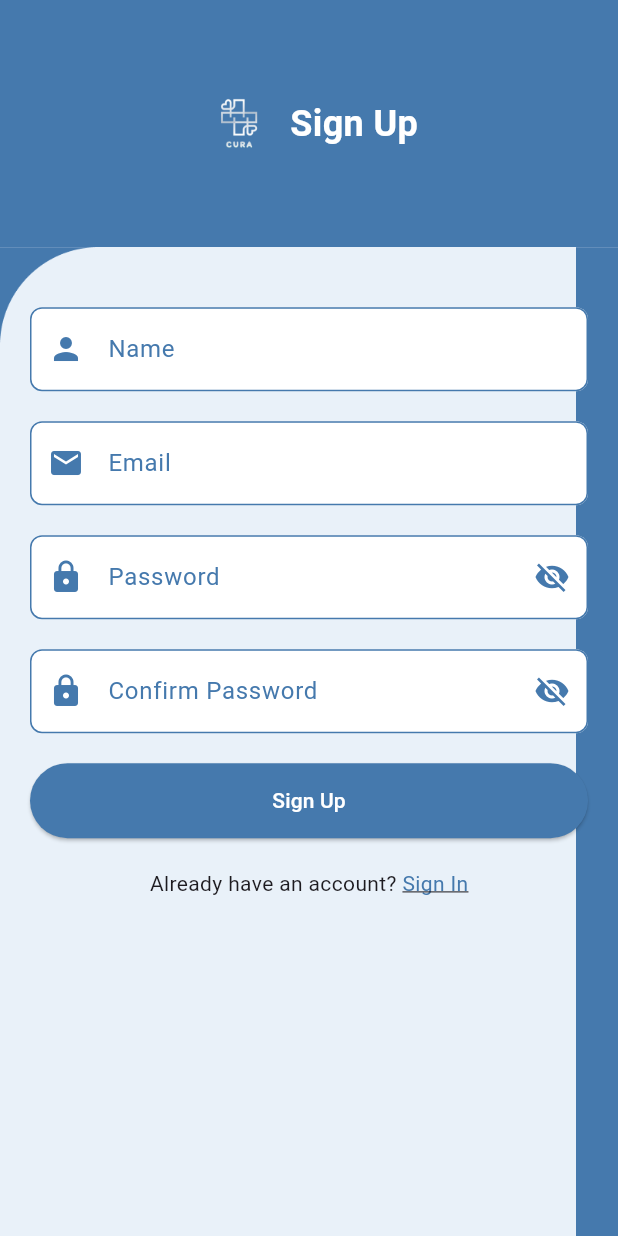
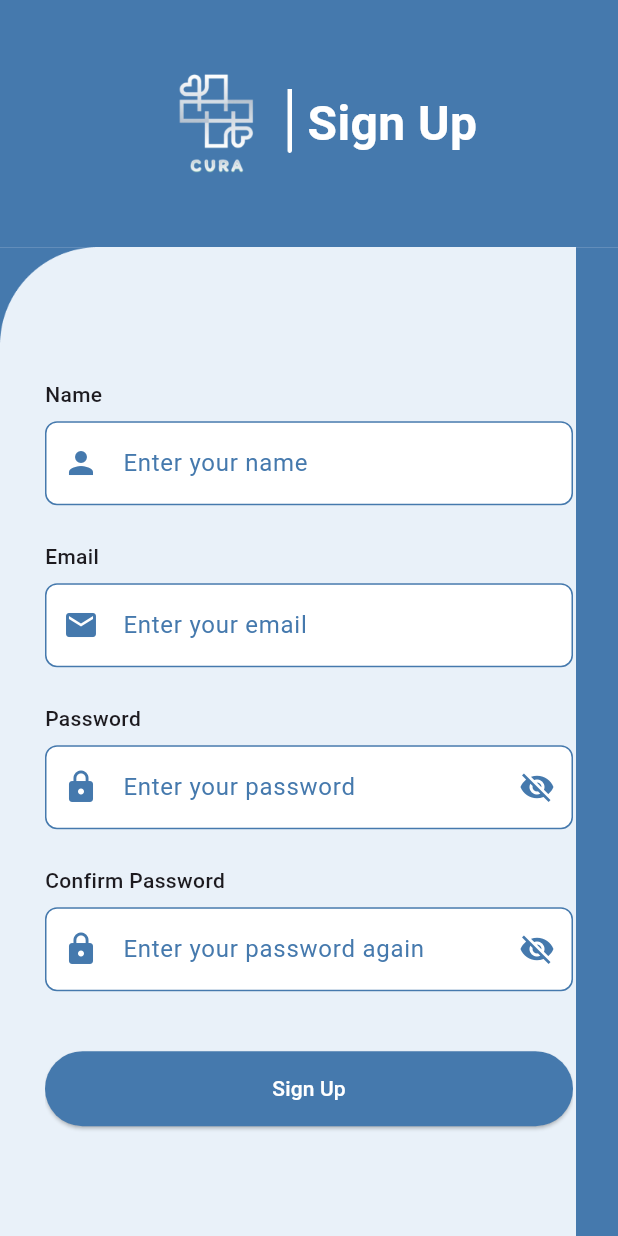
Before and after one commit to ShahdAlKordy/breclete_project, a Flutter app: the OnBoardingScreen3 screen opened directly, after a tap on "Start!", after a tap on "Login", after a tap on "Sign Up", on a phone screen of 412 x 824 dp. Run offline on Flutter 3.47's test engine with Material 3 defaults, Android fonts, the phone set to English and light mode, and no system bars.

Commit message:
onboaeding & sigm in sign up screens done.

```diff
--- a/lib/onboarding/onboarding1.dart
+++ b/lib/onboarding/onboarding1.dart
@@ -21,6 +21,7 @@ class OnBoardingScreen1 extends StatelessWidget {
         onSkip: () {
           Navigator.of(context).pushReplacement(MaterialPageRoute(builder: (_) => OnBoardingScreen3()));
         },
+        indecator: 'assets/images/indecator1.png',
       ),
     );
   }
--- a/lib/onboarding/onboarding2.dart
+++ b/lib/onboarding/onboarding2.dart
@@ -16,6 +16,7 @@ class OnBoardingScreen2 extends StatelessWidget {
           Navigator.of(context)
               .push(MaterialPageRoute(builder: (_) => OnBoardingScreen3()));
         },
+        indecator: 'assets/images/indecator2.png',
         onSkip: () {
           Navigator.of(context).pushReplacement(MaterialPageRoute(
               builder: (_) => OnBoardingScreen3())); // الانتقال لآخر صفحة
--- a/lib/onboarding/onboarding3.dart
+++ b/lib/onboarding/onboarding3.dart
@@ -18,6 +18,7 @@ class OnBoardingScreen3 extends StatelessWidget {
               builder: (_) =>
                   LoginScreen())); // الانتقال لصفحة التطبيق الأساسية
         },
+        indecator: 'assets/images/indecator3.png',
         isLastPage: true, // عشان نخلي الزر يظهر كـ "Start!"
       ),
     );
--- a/lib/onboarding/widget.dart
+++ b/lib/onboarding/widget.dart
@@ -8,8 +8,10 @@ class OnBoardingWidget extends StatelessWidget {
   final bool isLastPage;
   final VoidCallback onNext;
   final VoidCallback? onSkip;
+  final String indecator;
 
   OnBoardingWidget({
+    required this.indecator,
     required this.imagePath,
     required this.blueBackgroundImagePath,
     required this.title,
@@ -25,6 +27,7 @@ class OnBoardingWidget extends StatelessWidget {
       children: [
         Column(
           children: [
+            SizedBox(height: 20),
             Container(
               color: Color(0xffE9F1F9),
               height: MediaQuery.of(context).size.height * 0.3,
@@ -42,14 +45,14 @@ class OnBoardingWidget extends StatelessWidget {
                   ),
                 ),
                 child: Padding(
-                  padding: const EdgeInsets.symmetric(horizontal: 40.0),
+                  padding: const EdgeInsets.symmetric(horizontal: 30.0),
                   child: Column(
                     mainAxisAlignment: MainAxisAlignment.spaceBetween,
                     children: [
                       Column(
                         crossAxisAlignment: CrossAxisAlignment.center,
                         children: [
-                          SizedBox(height: 150),
+                          SizedBox(height: 170),
                           Text(
                             title,
                             style: TextStyle(
@@ -71,9 +74,24 @@ class OnBoardingWidget extends StatelessWidget {
                         ],
                       ),
                       Padding(
-                        padding: const EdgeInsets.symmetric(horizontal: 30.0),
-                        child: Row(
-                          mainAxisAlignment: MainAxisAlignment.spaceBetween,
+                        padding: const EdgeInsets.symmetric(horizontal: 10.0),
+                        child: Expanded(
+                          // استخدام Expanded هنا عشان يوزع المساحة بشكل صحيح
+                          child: Column(
+                            mainAxisAlignment: MainAxisAlignment.end,
+                            // عشان الأزرار تبقى في الأسفل
+                            children: [
+                              SizedBox(height: 150),
+                              Image(
+                                image: AssetImage(indecator),
+                                width: 62, // هنا بتحددي العرض المطلوب
+                                height: 10, // هنا بتحددي الارتفاع المطلوب
+                              ),
+
+                              SizedBox(height: 30),
+                              Row(
+                                mainAxisAlignment:
+                                    MainAxisAlignment.spaceBetween,
                                 children: [
                                   // زر Skip
                                   if (onSkip != null)
@@ -87,22 +105,28 @@ class OnBoardingWidget extends StatelessWidget {
                                   // زر Next/Start
                                   SizedBox(
                                     width: isLastPage
-                                  ? MediaQuery.of(context).size.width * 0.65
-                                  : null,
-                              // عرض عريض في الصفحة الأخيرة
+                                        ? MediaQuery.of(context).size.width *
+                                            0.80
+                                        : null, // عرض عريض في الصفحة الأخيرة
                                     child: ElevatedButton(
                                       onPressed: onNext,
                                       style: ElevatedButton.styleFrom(
                                         foregroundColor: Colors.black,
                                         backgroundColor: Colors.white,
                                       ),
-                                child: Text(isLastPage ? "Start!" : "Next"),
+                                      child:
+                                          Text(isLastPage ? "Start!" : "Next"),
                                     ),
                                   ),
                                 ],
                               ),
+                              SizedBox(height: 5),
+                              // مسافة بين الأزرار والحافة السفلية
+                            ],
                           ),
-                      SizedBox(height: 2),
+                        ),
+                      ),
+                      SizedBox(),
                     ],
                   ),
                 ),
--- a/lib/screens/login_screen.dart
+++ b/lib/screens/login_screen.dart
@@ -22,15 +22,15 @@ class _LoginScreenState extends State<LoginScreen> {
               mainAxisAlignment: MainAxisAlignment.center,
               children: [
                 Image.asset(
-                  'assets/images/logo.png', // تأكد من وجود مسار صحيح للصورة
-                  height: 50,
-                  width: 50,
+                  'assets/images/logosign.png', // تأكد من وجود مسار صحيح للصورة
+                  height: 94,
+                  width: 101,
                 ),
                 SizedBox(width: 10), // مسافة بين اللوجو والنص
                 Text(
                   'Sign In',
                   style: TextStyle(
-                    fontSize: 24,
+                    fontSize: 32,
                     fontWeight: FontWeight.bold,
                     color: Colors.white, // لون النص أبيض
                   ),
@@ -57,22 +57,32 @@ class _LoginScreenState extends State<LoginScreen> {
                 ),
                 // المحتوى فوق الصورة
                 Padding(
-                  padding: const EdgeInsets.all(20.0),
+                  padding: const EdgeInsets.all(30.0),
                   child: Form(
                     key: _formKey,
                     child: Column(
                       mainAxisAlignment: MainAxisAlignment.center,
                       children: [
-                        SizedBox(height: 20), // مسافة فارغة تحت الجزء العلوي
-
-                        // حقل إدخال البريد الإلكتروني
+                        SizedBox(height: 30), // مسافة فارغة تحت الجزء العلوي
+                        Align(
+                          alignment: Alignment.centerLeft,
+                          // النص يروح ناحية الشمال
+                          child: Text(
+                            'Email',
+                            style: TextStyle(
+                              fontSize: 14,
+                              fontWeight: FontWeight.w500, // خط ميديم
+                            ),
+                          ),
+                        ),
+                        SizedBox(height: 8),
                         TextFormField(
                           decoration: InputDecoration(
-                            labelText: 'Email',
+                            labelText: 'Enter your email',
                             labelStyle: TextStyle(
                               color: Color(0xff4579AD), // لون النص "Email"
                             ),
-                            hintText: 'Enter your email',
+                            hintText: '',
                             prefixIcon: Icon(
                               Icons.email,
                               color: Color(0xff4579AD), // لون الأيقونة
@@ -99,16 +109,29 @@ class _LoginScreenState extends State<LoginScreen> {
                           },
                         ),
 
-                        SizedBox(height: 20),
+                        SizedBox(height: 32),
+                        Align(
+                          alignment: Alignment.centerLeft,
+                          // النص يروح ناحية الشمال
+                          child: Text(
+                            'Password',
+                            style: TextStyle(
+                              fontSize: 14,
+                              fontWeight: FontWeight.w500, // خط ميديم
+                            ),
+                          ),
+                        ),
+
+                        SizedBox(height: 8),
                         // حقل إدخال كلمة المرور
                         TextFormField(
                           obscureText: _obscurePassword,
                           decoration: InputDecoration(
-                            labelText: 'Password',
+                            labelText: 'Enter your password',
                             labelStyle: TextStyle(
                               color: Color(0xff4579AD), // لون النص "Password"
                             ),
-                            hintText: 'Enter your password',
+                            hintText: '',
                             prefixIcon: Icon(
                               Icons.lock,
                               color: Color(0xff4579AD), // لون الأيقونة
@@ -149,7 +172,20 @@ class _LoginScreenState extends State<LoginScreen> {
                           },
                         ),
 
-                        SizedBox(height: 20),
+                        SizedBox(height: 24),
+                        Align(
+                          alignment: Alignment.centerRight,
+                          // النص يروح ناحية الشمال
+                          child: Text(
+                            'Forget password ?',
+                            style: TextStyle(
+                              fontSize: 14,
+                              fontWeight: FontWeight.w500, // خط ميديم
+                            ),
+                          ),
+                        ),
+                        SizedBox(height: 32),
+
                         // زر تسجيل الدخول
                         ElevatedButton(
                           onPressed: () {
@@ -169,11 +205,13 @@ class _LoginScreenState extends State<LoginScreen> {
                           ),
                         ),
 
-                        SizedBox(height: 20),
+                        SizedBox(height: 150),
                         Row(
                           mainAxisAlignment: MainAxisAlignment.center,
                           children: [
-                            Text("Don't have an account? "),
+                            Text(
+                              "Don't have an account? ",
+                            ),
                             GestureDetector(
                               onTap: () {
                                 Navigator.pushNamed(context,
--- a/lib/screens/sign_up_screen.dart
+++ b/lib/screens/sign_up_screen.dart
@@ -14,32 +14,29 @@ class _SignUpScreenState extends State<SignUpScreen> {
     return Scaffold(
       body: Column(
         children: [
-          // الجزء العلوي الذي يأخذ 0.2 من الشاشة ويحتوي على اللوجو وSign Up
           Container(
             height: MediaQuery.of(context).size.height * 0.2,
-            color: Color(0xff4579AD), // اللون المطلوب
+            color: Color(0xff4579AD),
             child: Row(
               mainAxisAlignment: MainAxisAlignment.center,
               children: [
                 Image.asset(
-                  'assets/images/logo.png', // تأكد من وجود مسار صحيح للصورة
-                  height: 50,
-                  width: 50,
+                  'assets/images/logosign.png', // تأكد من وجود مسار صحيح للصورة
+                  height: 94,
+                  width: 101,
                 ),
                 SizedBox(width: 10), // مسافة بين اللوجو والنص
                 Text(
                   'Sign Up',
                   style: TextStyle(
-                    fontSize: 24,
+                    fontSize: 32,
                     fontWeight: FontWeight.bold,
-                    color: Colors.white, // لون النص أبيض
+                    color: Colors.white,
                   ),
                 ),
               ],
             ),
           ),
-
-          // الجزء المتبقي من الصفحة (0.8) مع الصورة والخلفية
           Expanded(
             child: Stack(
               children: [
@@ -55,19 +52,30 @@ class _SignUpScreenState extends State<SignUpScreen> {
                   height: MediaQuery.of(context).size.height,
                 ),
                 Padding(
-                  padding: const EdgeInsets.all(20.0),
+                  padding: const EdgeInsets.all(30.0),
                   child: Form(
                     key: _formKey,
                     child: SingleChildScrollView(
                       child: Column(
                         mainAxisAlignment: MainAxisAlignment.center,
                         children: [
-                          SizedBox(height: 20), // مسافة فارغة فوق الفورم
+                          SizedBox(height: 58), // مسافة فارغة فوق الفورم
 
-                          // حقل إدخال الاسم
+                          Align(
+                            alignment: Alignment.centerLeft,
+                            // النص يروح ناحية الشمال
+                            child: Text(
+                              'Name',
+                              style: TextStyle(
+                                fontSize: 14,
+                                fontWeight: FontWeight.w500, // خط ميديم
+                              ),
+                            ),
+                          ),
+                          SizedBox(height: 8),
                           TextFormField(
                             decoration: InputDecoration(
-                              labelText: 'Name',
+                              labelText: 'Enter your name',
                               labelStyle: TextStyle(
                                 color: Color(0xff4579AD), // لون النص "Name"
                               ),
@@ -97,16 +105,27 @@ class _SignUpScreenState extends State<SignUpScreen> {
                             },
                           ),
 
-                          SizedBox(height: 20),
-
+                          SizedBox(height: 24),
+                          Align(
+                            alignment: Alignment.centerLeft,
+                            // النص يروح ناحية الشمال
+                            child: Text(
+                              'Email',
+                              style: TextStyle(
+                                fontSize: 14,
+                                fontWeight: FontWeight.w500, // خط ميديم
+                              ),
+                            ),
+                          ),
+                          SizedBox(height: 8),
                           // حقل إدخال البريد الإلكتروني
                           TextFormField(
                             decoration: InputDecoration(
-                              labelText: 'Email',
+                              labelText: 'Enter your email',
                               labelStyle: TextStyle(
                                 color: Color(0xff4579AD), // لون النص "Email"
                               ),
-                              hintText: 'Enter your email',
+                              hintText: '',
                               prefixIcon: Icon(
                                 Icons.email,
                                 color: Color(0xff4579AD), // لون الأيقونة
@@ -132,17 +151,28 @@ class _SignUpScreenState extends State<SignUpScreen> {
                             },
                           ),
 
-                          SizedBox(height: 20),
-
+                          SizedBox(height: 24),
+                          Align(
+                            alignment: Alignment.centerLeft,
+                            // النص يروح ناحية الشمال
+                            child: Text(
+                              'Password',
+                              style: TextStyle(
+                                fontSize: 14,
+                                fontWeight: FontWeight.w500, // خط ميديم
+                              ),
+                            ),
+                          ),
+                          SizedBox(height: 8),
                           // حقل إدخال كلمة المرور
                           TextFormField(
                             obscureText: _obscurePassword,
                             decoration: InputDecoration(
-                              labelText: 'Password',
+                              labelText: 'Enter your password',
                               labelStyle: TextStyle(
                                 color: Color(0xff4579AD), // لون النص "Password"
                               ),
-                              hintText: 'Enter your password',
+                              hintText: '',
                               prefixIcon: Icon(
                                 Icons.lock,
                                 color: Color(0xff4579AD), // لون الأيقونة
@@ -181,18 +211,28 @@ class _SignUpScreenState extends State<SignUpScreen> {
                             },
                           ),
 
-                          SizedBox(height: 20),
-
-                          // تأكيد كلمة المرور
+                          SizedBox(height: 24),
+                          Align(
+                            alignment: Alignment.centerLeft,
+                            // النص يروح ناحية الشمال
+                            child: Text(
+                              'Confirm Password',
+                              style: TextStyle(
+                                fontSize: 14,
+                                fontWeight: FontWeight.w500, // خط ميديم
+                              ),
+                            ),
+                          ),
+                          SizedBox(height: 8),
                           TextFormField(
                             obscureText: _obscurePassword,
                             decoration: InputDecoration(
-                              labelText: 'Confirm Password',
+                              labelText: 'Enter your password again',
                               labelStyle: TextStyle(
                                 color: Color(
                                     0xff4579AD), // لون النص "Confirm Password"
                               ),
-                              hintText: 'Enter your password again',
+                              hintText: '',
                               prefixIcon: Icon(
                                 Icons.lock,
                                 color: Color(0xff4579AD), // لون الأيقونة
@@ -231,7 +271,7 @@ class _SignUpScreenState extends State<SignUpScreen> {
                             },
                           ),
 
-                          SizedBox(height: 20),
+                          SizedBox(height: 40),
 
                           // زر تسجيل الاشتراك
                           ElevatedButton(
@@ -252,7 +292,7 @@ class _SignUpScreenState extends State<SignUpScreen> {
                             ),
                           ),
 
-                          SizedBox(height: 20),
+                          SizedBox(height: 40),
                           Row(
                             mainAxisAlignment: MainAxisAlignment.center,
                             children: [
```
Also changed, not shown: assets/images/indecator1.png (added), assets/images/indecator2.png (added), assets/images/indecator3.png (added), assets/images/logosign.png (added). Lines whose indentation alone changed are shown as unchanged.
